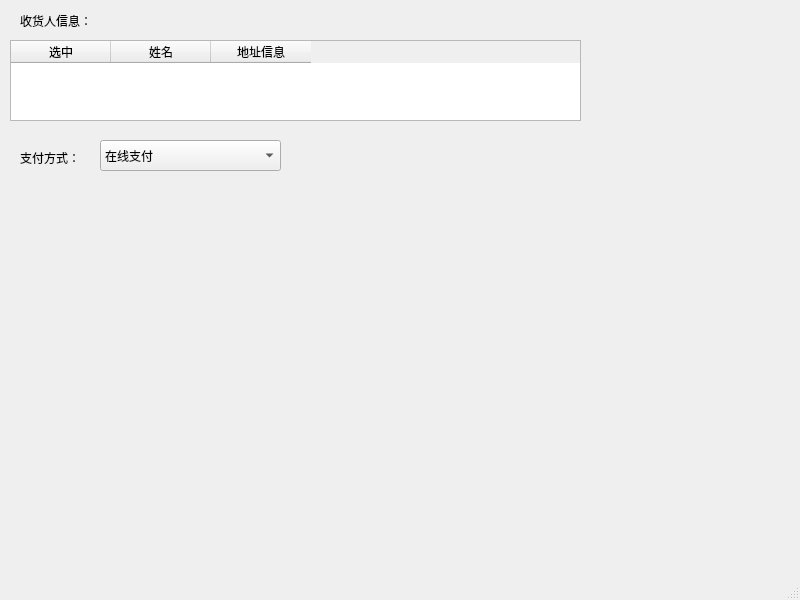
The window that orderManage_module/ui_file/checkOrder.ui (Reason-Wang/se_project) describes before a commit, drawn with Qt 5.
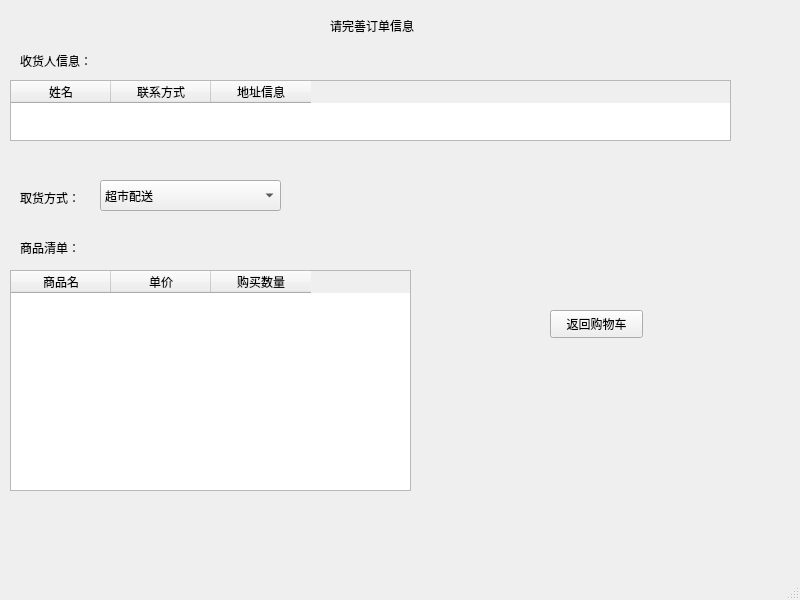
The same window after the commit.

Commit message: add cart dataBase support and table information and checkOrder Ui_file

```diff
--- a/orderManage_module/ui_file/checkOrder.ui
+++ b/orderManage_module/ui_file/checkOrder.ui
@@ -18,7 +18,7 @@
     <property name="geometry">
      <rect>
       <x>20</x>
-      <y>10</y>
+      <y>50</y>
       <width>91</width>
       <height>21</height>
      </rect>
@@ -31,21 +31,21 @@
     <property name="geometry">
      <rect>
       <x>10</x>
-      <y>40</y>
-      <width>571</width>
-      <height>81</height>
+      <y>80</y>
+      <width>721</width>
+      <height>61</height>
      </rect>
     </property>
-    <column>
-     <property name="text">
-      <string>选中</string>
-     </property>
-    </column>
     <column>
      <property name="text">
       <string>姓名</string>
      </property>
     </column>
+    <column>
+     <property name="text">
+      <string>联系方式</string>
+     </property>
+    </column>
     <column>
      <property name="text">
       <string>地址信息</string>
@@ -56,27 +56,27 @@
     <property name="geometry">
      <rect>
       <x>20</x>
-      <y>150</y>
+      <y>190</y>
       <width>72</width>
       <height>15</height>
      </rect>
     </property>
     <property name="text">
-     <string>支付方式：</string>
+     <string>取货方式：</string>
     </property>
    </widget>
    <widget class="QComboBox" name="comboBox">
     <property name="geometry">
      <rect>
       <x>100</x>
-      <y>140</y>
+      <y>180</y>
       <width>181</width>
       <height>31</height>
      </rect>
     </property>
     <item>
      <property name="text">
-      <string>在线支付</string>
+      <string>超市配送</string>
      </property>
     </item>
     <item>
@@ -85,6 +85,70 @@
      </property>
     </item>
    </widget>
+   <widget class="QLabel" name="label_3">
+    <property name="geometry">
+     <rect>
+      <x>330</x>
+      <y>10</y>
+      <width>111</width>
+      <height>31</height>
+     </rect>
+    </property>
+    <property name="text">
+     <string>请完善订单信息</string>
+    </property>
+   </widget>
+   <widget class="QPushButton" name="cartBtn">
+    <property name="geometry">
+     <rect>
+      <x>550</x>
+      <y>310</y>
+      <width>93</width>
+      <height>28</height>
+     </rect>
+    </property>
+    <property name="text">
+     <string>返回购物车</string>
+    </property>
+   </widget>
+   <widget class="QTableWidget" name="listTable">
+    <property name="geometry">
+     <rect>
+      <x>10</x>
+      <y>270</y>
+      <width>401</width>
+      <height>221</height>
+     </rect>
+    </property>
+    <column>
+     <property name="text">
+      <string>商品名</string>
+     </property>
+    </column>
+    <column>
+     <property name="text">
+      <string>单价</string>
+     </property>
+    </column>
+    <column>
+     <property name="text">
+      <string>购买数量</string>
+     </property>
+    </column>
+   </widget>
+   <widget class="QLabel" name="label_4">
+    <property name="geometry">
+     <rect>
+      <x>20</x>
+      <y>240</y>
+      <width>72</width>
+      <height>15</height>
+     </rect>
+    </property>
+    <property name="text">
+     <string>商品清单：</string>
+    </property>
+   </widget>
   </widget>
   <widget class="QMenuBar" name="menubar">
    <property name="geometry">
```
Left out of the diff: 6 changed lines with no effect on the pictures. The commit also changes 16 other files.
